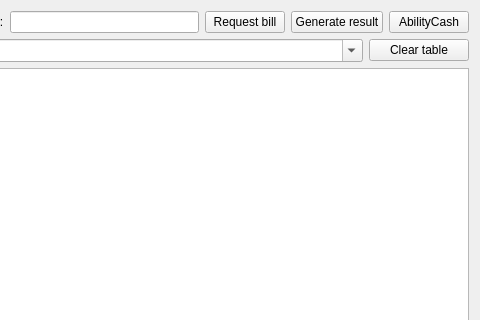
p166/BillDownloader, file src/mainwindow.ui: the form before one commit; both pictures show x 358 to 838 and y 0 to 320 of the 838 by 627 pixel window.
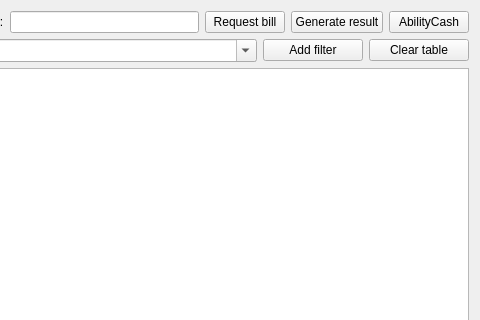
The form after the commit.

Diff of the .ui file:
```diff
--- a/src/mainwindow.ui
+++ b/src/mainwindow.ui
@@ -86,6 +86,19 @@
         </property>
        </widget>
       </item>
+      <item>
+       <widget class="QPushButton" name="btFilter">
+        <property name="maximumSize">
+         <size>
+          <width>100</width>
+          <height>16777215</height>
+         </size>
+        </property>
+        <property name="text">
+         <string>Add filter</string>
+        </property>
+       </widget>
+      </item>
       <item>
        <widget class="QPushButton" name="btClearTable">
         <property name="maximumSize">
```
